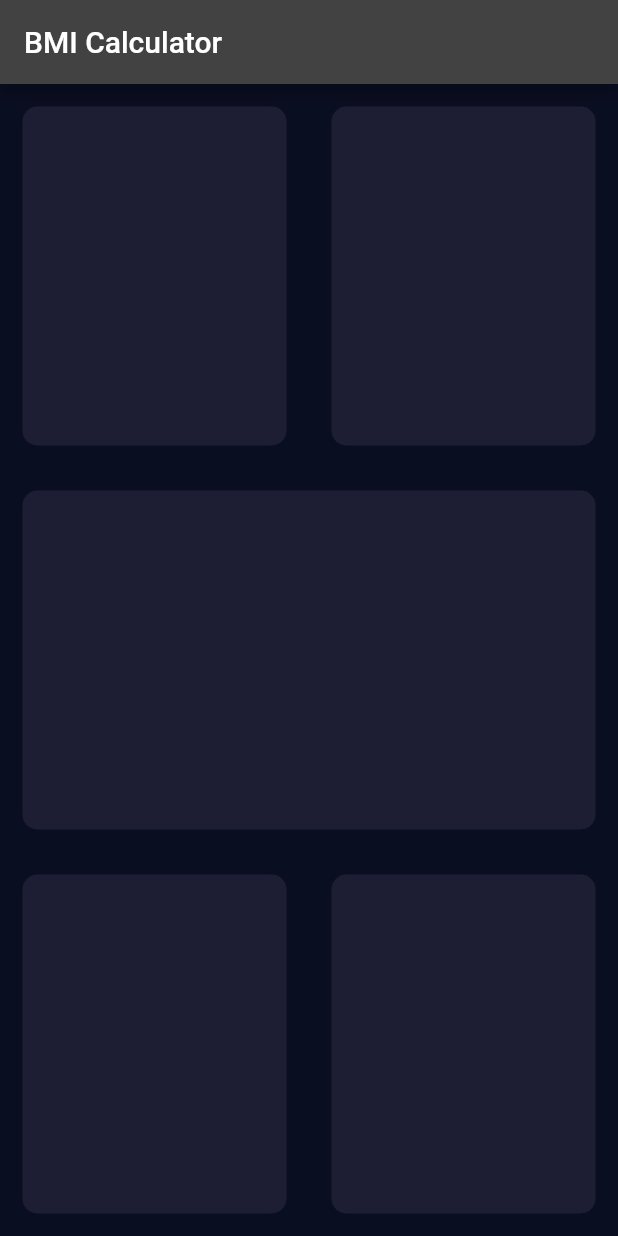
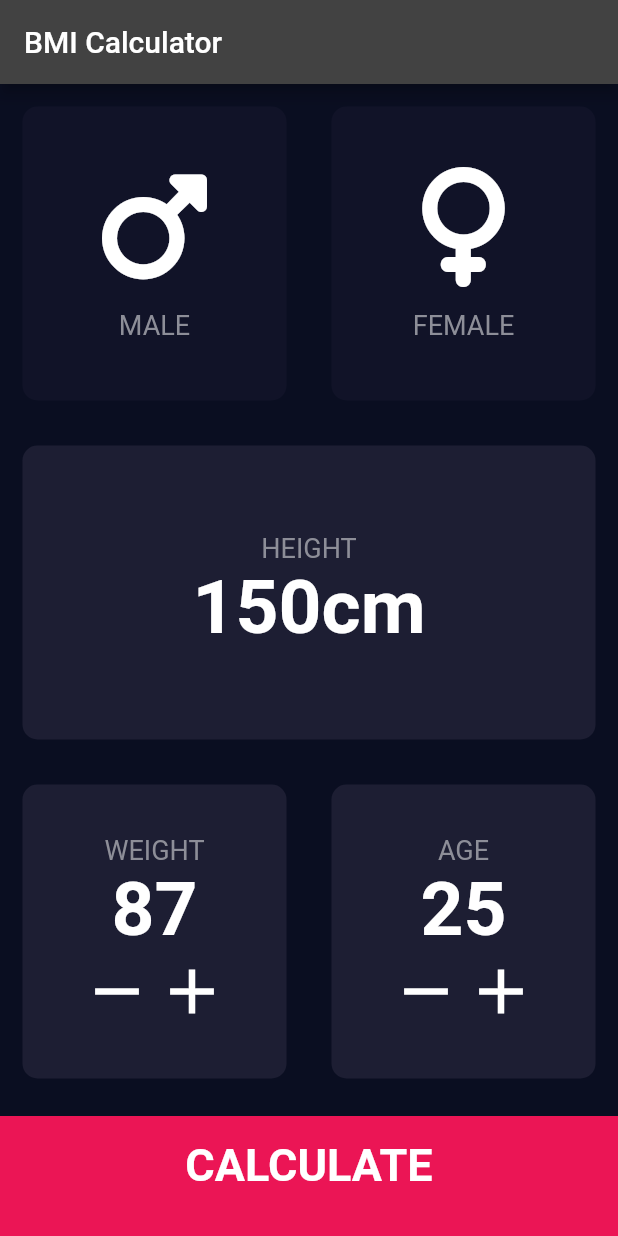
Before and after one commit to rakshitas24/BMI-Calculator, a Flutter app: the screen it shows after launch, on a phone screen of 412 x 824 dp. Run offline on Flutter 3.47's test engine with Material 2 defaults, Android fonts, the phone set to English and light mode, and no system bars; our stand-ins replace font_awesome_flutter.

Commit message:
Gestures added on gender cards

```diff
--- a/lib/input_page.dart
+++ b/lib/input_page.dart
@@ -1,4 +1,10 @@
+// ignore_for_file: prefer_const_literals_to_create_immutables, prefer_const_constructors
+
 import 'package:flutter/material.dart';
+import 'package:font_awesome_flutter/font_awesome_flutter.dart';
+
+const activeCardColour = Color(0xFF1D1E33);
+const inactiveCardColour = Color(0xFF111328);
 
 class InputPage extends StatefulWidget {
   @override
@@ -6,6 +12,27 @@ class InputPage extends StatefulWidget {
 }
 
 class _InputPageState extends State<InputPage> {
+
+Color maleCardColour = inactiveCardColour;
+Color femaleCardColour = inactiveCardColour;
+
+void updateColour(int gender)
+{
+  if(gender==1)
+  {
+    if(maleCardColour==inactiveCardColour)
+    maleCardColour=activeCardColour;
+    else maleCardColour=inactiveCardColour;
+  }
+  if(gender==2)
+  {
+    if(femaleCardColour==inactiveCardColour)
+    femaleCardColour=activeCardColour;
+    else femaleCardColour=inactiveCardColour;
+  }
+
+}
+
   @override
   Widget build(BuildContext context) {
     return Scaffold(
@@ -19,20 +46,62 @@ class _InputPageState extends State<InputPage> {
               child: Row(
             children: <Widget>[
               Expanded(
-                child: Container(
-                  margin: EdgeInsets.all(15.0),
-                  decoration: BoxDecoration(
-                    borderRadius: BorderRadius.circular(10.0),
-                    color: Color(0xFF1D1E33),
+                child: GestureDetector(
+                  onTap: () {
+                    setState(() {
+                      updateColour(1);
+                    });
+                  },
+                  child: ReusableCard(
+                    colour: maleCardColour,
+                    cardChild: Column(
+                      mainAxisAlignment: MainAxisAlignment.center,
+                      children: <Widget>[
+                        Icon(
+                          FontAwesomeIcons.mars,
+                          size: 80.0,
+                        ),
+                        SizedBox(
+                          height: 15.0,
+                        ),
+                        Text(
+                          'MALE',
+                          style: TextStyle(
+                            fontSize: 18.0,
+                            color: Color(0xFF8D8E98),
+                          ),
+                        )
+                      ],
+                    ),
                   ),
                 ),
               ),
               Expanded(
-                child: Container(
-                  margin: EdgeInsets.all(15.0),
-                  decoration: BoxDecoration(
-                    borderRadius: BorderRadius.circular(10.0),
-                    color: Color(0xFF1D1E33),
+                child: GestureDetector(
+                  onTap: () {
+                    updateColour(2);
+                  },
+                  child: ReusableCard(
+                    colour: femaleCardColour,
+                    cardChild: Column(
+                      mainAxisAlignment: MainAxisAlignment.center,
+                      children: <Widget>[
+                        Icon(
+                          FontAwesomeIcons.venus,
+                          size: 80.0,
+                        ),
+                        SizedBox(
+                          height: 15.0,
+                        ),
+                        Text(
+                          'FEMALE',
+                          style: TextStyle(
+                            fontSize: 18.0,
+                            color: Color(0xFF8D8E98),
+                          ),
+                        )
+                      ],
+                    ),
                   ),
                 ),
               ),
@@ -42,11 +111,27 @@ class _InputPageState extends State<InputPage> {
             child: Row(
               children: <Widget>[
                 Expanded(
-                  child: Container(
-                    margin: EdgeInsets.all(15.0),
-                    decoration: BoxDecoration(
-                      borderRadius: BorderRadius.circular(10.0),
-                      color: Color(0xFF1D1E33),
+                  child: ReusableCard(
+                    colour: activeCardColour,
+                    cardChild: Column(
+                      mainAxisAlignment: MainAxisAlignment.center,
+                      children: <Widget>[
+                        Text(
+                          'HEIGHT',
+                          style: TextStyle(
+                            fontSize: 18.0,
+                            color: Color(0xFF8D8E98),
+                          ),
+                        ),
+                        Text(
+                          '150cm',
+                          style: TextStyle(
+                            fontSize: 50.0,
+                            color: Colors.white,
+                            fontWeight: FontWeight.bold,
+                          ),
+                        ),
+                      ],
                     ),
                   ),
                 ),
@@ -56,28 +141,120 @@ class _InputPageState extends State<InputPage> {
           Expanded(
               child: Row(
             children: <Widget>[
-              Expanded(
-                child: Container(
-                  margin: EdgeInsets.all(15.0),
-                  decoration: BoxDecoration(
-                    borderRadius: BorderRadius.circular(10.0),
-                    color: Color(0xFF1D1E33),
-                  ),
+              Expanded(child: ReusableCard(
+                colour: activeCardColour,
+                cardChild: Column(
+                  mainAxisAlignment: MainAxisAlignment.center,
+                  children: <Widget>[
+                    Text(
+                      'WEIGHT',
+                      style: TextStyle(
+                        fontSize: 18.0,
+                        color: Color(0xFF8D8E98),
+                      ),
+                    ),
+                    Text(
+                      '87',
+                      style: TextStyle(
+                        fontSize: 50.0,
+                        color: Colors.white,
+                        fontWeight: FontWeight.bold,
+                      ),
+                    ),
+                    Row(
+                      mainAxisAlignment: MainAxisAlignment.center,
+                      children: <Widget>[
+                        Icon(
+                          Icons.remove,
+                          size: 50.0,
+                        ),
+                        Icon(
+                          Icons.add,
+                          size: 50.0,
+                        )
+                      ],
+                    ),
+                  ],
+                ),
                 ),
               ),
-              Expanded(
-                child: Container(
-                  margin: EdgeInsets.all(15.0),
-                  decoration: BoxDecoration(
-                    borderRadius: BorderRadius.circular(10.0),
-                    color: Color(0xFF1D1E33),
-                  ),
+              Expanded(child: ReusableCard(
+                colour: activeCardColour,
+                cardChild: Column(
+                  mainAxisAlignment: MainAxisAlignment.center,
+                  children: <Widget>[
+                    Text(
+                      'AGE',
+                      style: TextStyle(
+                        fontSize: 18.0,
+                        color: Color(0xFF8D8E98),
+                      ),
+                    ),
+                    Text(
+                      '25',
+                      style: TextStyle(
+                        fontSize: 50.0,
+                        color: Colors.white,
+                        fontWeight: FontWeight.bold,
+                      ),
+                    ),
+                    Row(
+                      mainAxisAlignment: MainAxisAlignment.center,
+                      children: <Widget>[
+                        Icon(
+                          Icons.remove,
+                          size: 50.0,
+                        ),
+                        Icon(
+                          Icons.add,
+                          size: 50.0,
+                        )
+                      ],
+                    ),
+                  ],
                 ),
-              ),
+                ),
+                ),
             ],
           )),
+          Container(
+            color: Color(0xFFEB1555),
+            margin: EdgeInsets.only(top: 10.0),
+            width: double.infinity,
+            height: 80.0,
+            child: Padding(
+              padding: const EdgeInsets.only(top: 15.0),
+              child: Text(
+                'CALCULATE',
+                style: TextStyle(
+                  color: Colors.white,
+                  fontSize: 30.0,
+                  fontWeight: FontWeight.bold,
+                ),
+                textAlign: TextAlign.center,
+              ),
+            ),
+          )
         ],
       )),
     );
   }
 }
+
+class ReusableCard extends StatelessWidget {
+  ReusableCard({required this.colour, required this.cardChild});
+  Widget cardChild;
+  Color colour;
+
+  @override
+  Widget build(BuildContext context) {
+    return Container(
+      child: cardChild,
+      margin: EdgeInsets.all(15.0),
+      decoration: BoxDecoration(
+        borderRadius: BorderRadius.circular(10.0),
+        color: colour,
+      ),
+    );
+  }
+}
--- /dev/null
+++ b/lib/reusable_card.dart
@@ -0,0 +1,19 @@
+import 'package:flutter/material.dart';
+
+class ReusableCard extends StatelessWidget {
+  ReusableCard({required this.colour, required this.cardChild});
+  Widget cardChild;
+  Color colour;
+
+  @override
+  Widget build(BuildContext context) {
+    return Container(
+      child: cardChild,
+      margin: EdgeInsets.all(15.0),
+      decoration: BoxDecoration(
+        borderRadius: BorderRadius.circular(10.0),
+        color: colour,
+      ),
+    );
+  }
+}
--- a/pubspec.yaml
+++ b/pubspec.yaml
@@ -36,6 +36,7 @@ dependencies:
   # The following adds the Cupertino Icons font to your application.
   # Use with the CupertinoIcons class for iOS style icons.
   cupertino_icons: ^1.0.2
+  font_awesome_flutter: ^10.2.1
 
 dev_dependencies:
   flutter_test:
```
